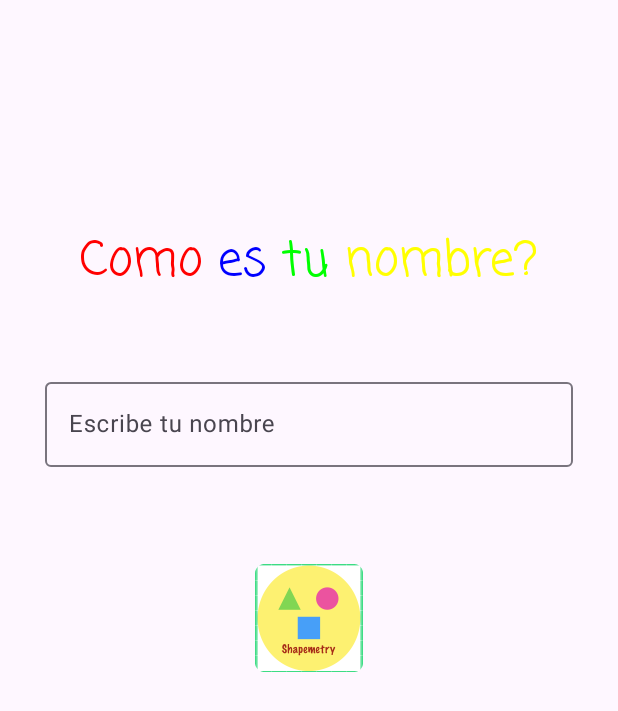
After one commit to Veroiconica/shapemetry, an Android app: the RegisterFragment screen opened through its navigation route, on a phone screen of 412 x 824 dp. The commit adds this screen. Shown: the top 711 px of the screen. Run offline under Robolectric (Android 15) with nearby library versions, the light colour scheme and no system bars.

Commit message:
pantalla de registro agregada. Migrado a viewbinding y navigation agregado.

```diff
--- a/app/build.gradle.kts
+++ b/app/build.gradle.kts
@@ -33,6 +33,10 @@
     kotlinOptions {
         jvmTarget = "1.8"
     }
+
+    buildFeatures {
+        viewBinding = true
+    }
 }
 
 dependencies {
@@ -41,6 +45,7 @@
     implementation("androidx.appcompat:appcompat:1.6.1")
     implementation("com.google.android.material:material:1.11.0")
     implementation("androidx.constraintlayout:constraintlayout:2.1.4")
+    implementation("androidx.navigation:navigation-fragment:2.7.6")
     testImplementation("junit:junit:4.13.2")
     androidTestImplementation("androidx.test.ext:junit:1.1.5")
     androidTestImplementation("androidx.test.espresso:espresso-core:3.5.1")
--- /dev/null
+++ b/app/src/main/java/com/cas/shapemetry/RegisterFragment.kt
@@ -0,0 +1,62 @@
+package com.cas.shapemetry
+
+import android.graphics.Color
+import android.os.Bundle
+import android.text.Spannable
+import android.text.SpannableString
+import android.text.style.ForegroundColorSpan
+import androidx.fragment.app.Fragment
+import android.view.LayoutInflater
+import android.view.View
+import android.view.ViewGroup
+import android.widget.TextView
+import com.cas.shapemetry.databinding.FragmentRegisterBinding
+import com.cas.shapemetry.databinding.FragmentSplashScreenBinding
+
+class RegisterFragment : Fragment() {
+
+    private var _binding: FragmentRegisterBinding? = null
+    private val binding get() = _binding!!
+
+    override fun onCreateView(
+        inflater: LayoutInflater, container: ViewGroup?,
+        savedInstanceState: Bundle?
+    ): View {
+        _binding = FragmentRegisterBinding.inflate(inflater, container, false)
+
+        // Inflate the layout for this fragment
+        return binding.root
+    }
+
+    override fun onViewCreated(view: View, savedInstanceState: Bundle?) {
+        super.onViewCreated(view, savedInstanceState)
+
+        // Obtener la referencia al TextView
+        val tvPregunta = binding.tvPregunta
+
+        // Obtener el texto del TextView
+        val textoCompleto = tvPregunta.text.toString()
+
+        // Dividir el texto en palabras
+        val palabras = textoCompleto.split(" ")
+
+        // Crear un SpannableString para el texto completo
+        val spannableString = SpannableString(textoCompleto)
+
+        // Definir colores para cada palabra
+        val colores = listOf(Color.RED, Color.BLUE, Color.GREEN, Color.YELLOW)
+
+        // Aplicar un color diferente a cada palabra
+        for (i in palabras.indices) {
+            val colorIndex = i % colores.size
+            val color = colores[colorIndex]
+            val start = textoCompleto.indexOf(palabras[i])
+            val end = start + palabras[i].length
+            spannableString.setSpan(ForegroundColorSpan(color), start, end, Spannable.SPAN_EXCLUSIVE_EXCLUSIVE)
+        }
+
+        // Establecer el SpannableString con colores en el TextView
+        tvPregunta.text = spannableString
+    }
+
+}
--- a/app/src/main/java/com/cas/shapemetry/SplashScreenFragment.kt
+++ b/app/src/main/java/com/cas/shapemetry/SplashScreenFragment.kt
@@ -1,24 +1,44 @@
 package com.cas.shapemetry
 
+import android.annotation.SuppressLint
 import android.os.Bundle
 import androidx.fragment.app.Fragment
 import android.view.LayoutInflater
 import android.view.View
 import android.view.ViewGroup
+import androidx.constraintlayout.widget.ConstraintLayout
+import androidx.navigation.fragment.findNavController
+import com.cas.shapemetry.databinding.FragmentSplashScreenBinding
 
+@SuppressLint("CustomSplashScreen")
 class SplashScreenFragment : Fragment() {
 
-
-    override fun onCreate(savedInstanceState: Bundle?) {
-        super.onCreate(savedInstanceState)
-    }
+    private var _binding: FragmentSplashScreenBinding? = null
+    private val binding get() = _binding!!
 
     override fun onCreateView(
         inflater: LayoutInflater, container: ViewGroup?,
         savedInstanceState: Bundle?
-    ): View? {
+    ): View {
+        _binding = FragmentSplashScreenBinding.inflate(inflater, container, false)
         // Inflate the layout for this fragment
-        return inflater.inflate(R.layout.fragment_splash_screen, container, false)
+        return binding.root
+    }
+    override fun onViewCreated(view: View, savedInstanceState: Bundle?) {
+        super.onViewCreated(view, savedInstanceState)
+
+        val screen = binding.pantalla
+
+        screen.setOnClickListener {
+            binding.staticImageView.visibility = View.GONE
+            findNavController().navigate(R.id.action_splashScreenFragment_to_registerFragment)
+        }
+
+    }
+
+    override fun onDestroy() {
+        super.onDestroy()
+        _binding = null
     }
 
 
--- a/app/src/main/res/layout/activity_main.xml
+++ b/app/src/main/res/layout/activity_main.xml
@@ -6,13 +6,12 @@
     android:layout_height="match_parent"
     tools:context=".MainActivity">
 
-    <TextView
-        android:layout_width="wrap_content"
-        android:layout_height="wrap_content"
-        android:text="Hello World!"
-        app:layout_constraintBottom_toBottomOf="parent"
-        app:layout_constraintEnd_toEndOf="parent"
-        app:layout_constraintStart_toStartOf="parent"
-        app:layout_constraintTop_toTopOf="parent" />
+    <androidx.fragment.app.FragmentContainerView
+        android:id="@+id/nav_host_fragment"
+        android:name="androidx.navigation.fragment.NavHostFragment"
+        android:layout_width="match_parent"
+        android:layout_height="match_parent"
+        app:defaultNavHost="true"
+        app:navGraph="@navigation/nav_graph" />
 
 </androidx.constraintlayout.widget.ConstraintLayout>
--- /dev/null
+++ b/app/src/main/res/layout/fragment_register.xml
@@ -0,0 +1,43 @@
+<?xml version="1.0" encoding="utf-8"?>
+<androidx.constraintlayout.widget.ConstraintLayout xmlns:android="http://schemas.android.com/apk/res/android"
+    xmlns:app="http://schemas.android.com/apk/res-auto"
+    xmlns:tools="http://schemas.android.com/tools"
+    android:layout_width="match_parent"
+    android:layout_height="match_parent"
+    tools:context=".RegisterFragment">
+
+    <TextView
+        android:id="@+id/tvPregunta"
+        android:layout_width="wrap_content"
+        android:layout_height="wrap_content"
+        android:layout_marginTop="150dp"
+        android:fontFamily="casual"
+        android:text="@string/como_es_tu_nombre"
+        android:textColor="#E91E63"
+        android:textSize="32sp"
+        app:layout_constraintEnd_toEndOf="parent"
+        app:layout_constraintStart_toStartOf="parent"
+        app:layout_constraintTop_toTopOf="parent" />
+
+    <com.google.android.material.textfield.TextInputLayout
+        android:layout_width="0dp"
+        android:layout_height="wrap_content"
+        android:layout_marginHorizontal="30dp"
+        android:layout_marginTop="50dp"
+        app:layout_constraintEnd_toEndOf="parent"
+        app:layout_constraintStart_toStartOf="parent"
+        app:layout_constraintTop_toBottomOf="@+id/tvPregunta">
+
+        <com.google.android.material.textfield.TextInputEditText
+            android:id="@+id/tiNombre"
+            android:layout_width="match_parent"
+            android:layout_height="wrap_content"
+            android:hint="@string/escribe_tu_nombre" />
+    </com.google.android.material.textfield.TextInputLayout>
+
+    <!--    <com.google.android.material.textfield.TextInputLayout-->
+    <!--        android:layout_width="409dp"-->
+    <!--        android:layout_height="wrap_content"-->
+    <!--        tools:layout_editor_absoluteX="1dp"-->
+    <!--        tools:layout_editor_absoluteY="267dp"/>-->
+</androidx.constraintlayout.widget.ConstraintLayout>
--- a/app/src/main/res/layout/fragment_splash_screen.xml
+++ b/app/src/main/res/layout/fragment_splash_screen.xml
@@ -2,6 +2,7 @@
 <!-- res/layout/fragment_image_gif.xml -->
 
 <androidx.constraintlayout.widget.ConstraintLayout xmlns:android="http://schemas.android.com/apk/res/android"
+    android:id="@+id/pantalla"
     xmlns:app="http://schemas.android.com/apk/res-auto"
     xmlns:tools="http://schemas.android.com/tools"
     android:layout_width="match_parent"
--- /dev/null
+++ b/app/src/main/res/navigation/nav_graph.xml
@@ -0,0 +1,22 @@
+<?xml version="1.0" encoding="utf-8"?>
+<navigation xmlns:android="http://schemas.android.com/apk/res/android"
+    xmlns:app="http://schemas.android.com/apk/res-auto"
+    xmlns:tools="http://schemas.android.com/tools"
+    android:id="@+id/nav_graph"
+    app:startDestination="@id/splashScreenFragment">
+
+    <fragment
+        android:id="@+id/splashScreenFragment"
+        android:name="com.cas.shapemetry.SplashScreenFragment"
+        android:label="fragment_splash_screen"
+        tools:layout="@layout/fragment_splash_screen" >
+        <action
+            android:id="@+id/action_splashScreenFragment_to_registerFragment"
+            app:destination="@id/registerFragment" />
+    </fragment>
+    <fragment
+        android:id="@+id/registerFragment"
+        android:name="com.cas.shapemetry.RegisterFragment"
+        android:label="fragment_register"
+        tools:layout="@layout/fragment_register" />
+</navigation>
--- a/app/src/main/res/values/strings.xml
+++ b/app/src/main/res/values/strings.xml
@@ -3,4 +3,6 @@
     <!-- TODO: Remove or change this placeholder text -->
     <string name="hello_blank_fragment">Hello blank fragment</string>
     <string name="shapemetry_icon">Shapemetry icon</string>
+    <string name="como_es_tu_nombre">Como es tu nombre?</string>
+    <string name="escribe_tu_nombre">Escribe tu nombre</string>
 </resources>
```
